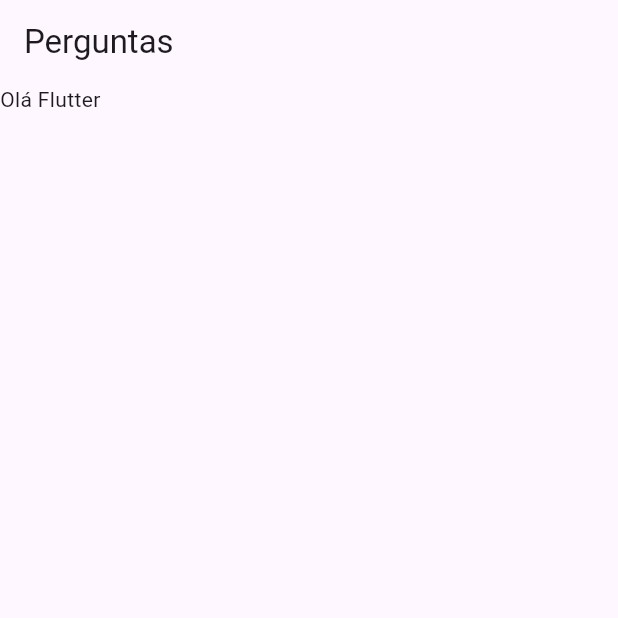
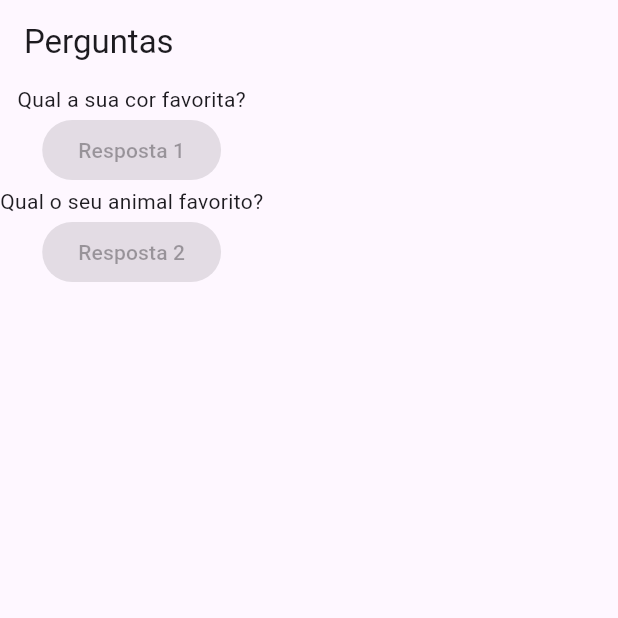
Before and after one commit to matheustakasaki/projeto_perguntas, a Flutter app: the screen it shows after launch, on a phone screen of 412 x 824 dp, the top half of it. Run offline on Flutter 3.47's test engine with Material 3 defaults, Android fonts, the phone set to English and light mode, and no system bars.

Commit message:
renderizando variável no método build

```diff
--- a/lib/main.dart
+++ b/lib/main.dart
@@ -7,12 +7,24 @@ class PerguntaApp extends StatelessWidget {
 
   @override
   Widget build(BuildContext context) {
+    final List<String> perguntas = [
+      'Qual a sua cor favorita?',
+      'Qual o seu animal favorito?'
+    ];
+
     return MaterialApp(
       home: Scaffold(
         appBar: AppBar(
           title: const Text('Perguntas'),
         ),
-        body: const Text('Olá Flutter'),
+        body: Column(
+          children: <Widget>[
+            Text(perguntas[0]),
+            const ElevatedButton(onPressed: null, child: Text("Resposta 1")),
+            Text(perguntas[1]),
+            const ElevatedButton(onPressed: null, child: Text("Resposta 2")),
+          ],
+        ),
       ),
     );
   }
```
